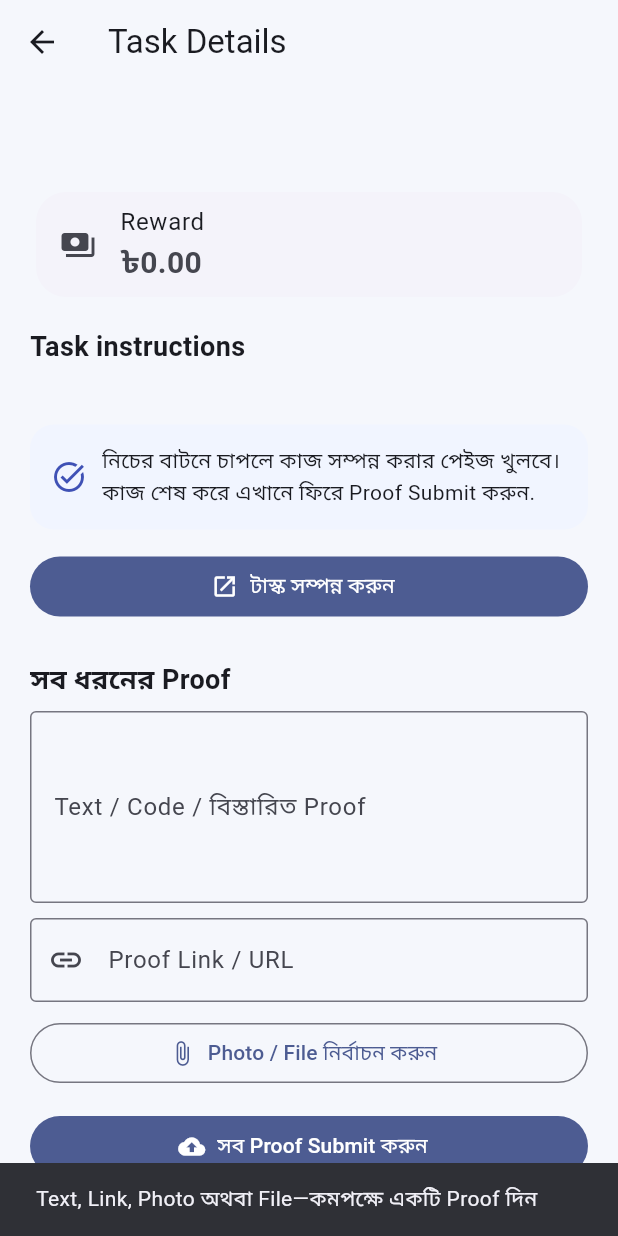
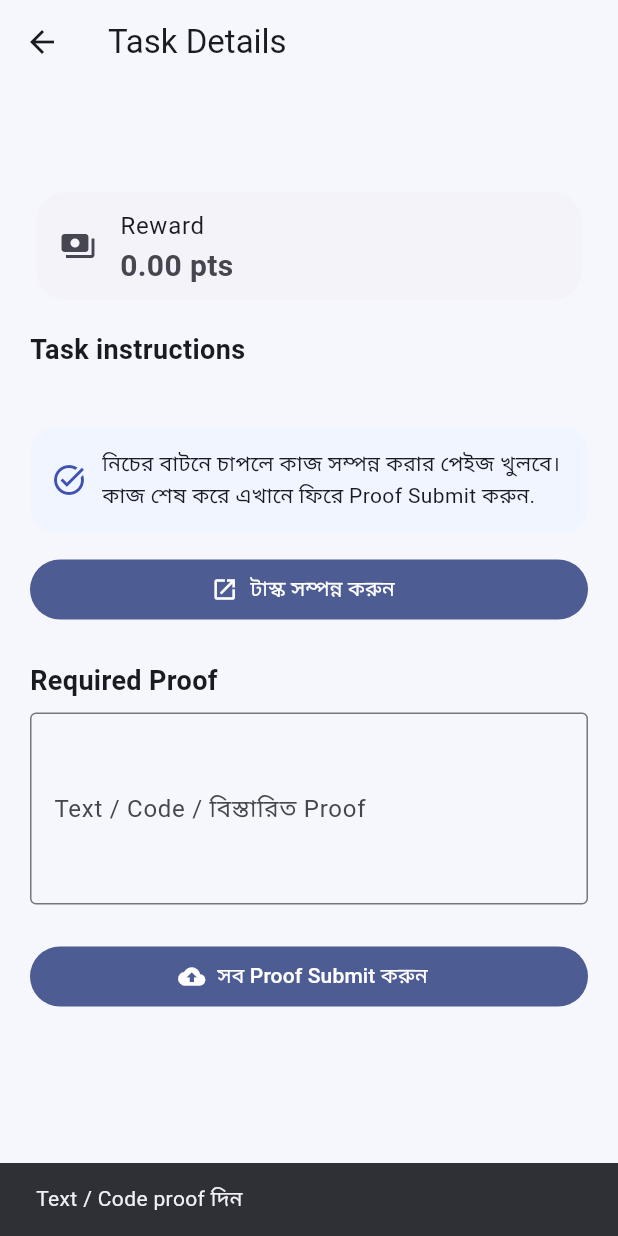
Before and after one commit to rabbi3432/Task-Earn, a Flutter app: the TaskDetailsPage screen opened directly with empty values, after a tap on "সব Proof Submit করুন", on a phone screen of 412 x 824 dp. Run offline on Flutter 3.47's test engine with Material 3 defaults, Android fonts, the phone set to English and light mode, and no system bars; our stand-ins replace app_links, file_picker, share_plus, supabase_flutter; missing offline and left inert: startapp_sdk; accounts and stored records are empty.

Commit message:
Use admin-selected proof requirements in task submission

```diff
--- a/lib/main.dart
+++ b/lib/main.dart
@@ -775,7 +775,12 @@ class _TaskDetailsPageState extends State<TaskDetailsPage>{
 
   Future<void> pickFiles()async{final r=await FilePicker.platform.pickFiles(allowMultiple:true,withData:true,type:FileType.custom,allowedExtensions:['jpg','jpeg','png','webp','pdf','txt']);if(r!=null&&mounted)setState(()=>files=r.files);}
   Future<void> submit()async{
-    if(proof.text.trim().isEmpty&&link.text.trim().isEmpty&&files.isEmpty){ScaffoldMessenger.of(context).showSnackBar(const SnackBar(content:Text('Text, Link, Photo অথবা File—কমপক্ষে একটি Proof দিন')));return;}
+    final types=List<String>.from((widget.task['proof_types'] as List?) ?? const ['text']);
+    if(types.isEmpty){types.add('text');}
+    if(types.contains('text')&&proof.text.trim().isEmpty){ScaffoldMessenger.of(context).showSnackBar(const SnackBar(content:Text('Text / Code proof দিন')));return;}
+    if(types.contains('link')&&link.text.trim().isEmpty){ScaffoldMessenger.of(context).showSnackBar(const SnackBar(content:Text('Proof Link / URL দিন')));return;}
+    if((types.contains('photo')||types.contains('file'))&&files.isEmpty){ScaffoldMessenger.of(context).showSnackBar(const SnackBar(content:Text('প্রয়োজনীয় Photo / File নির্বাচন করুন')));return;}
+    if(types.contains('photo')&&!files.any((f)=>['jpg','jpeg','png','webp'].contains((f.extension??'').toLowerCase()))){ScaffoldMessenger.of(context).showSnackBar(const SnackBar(content:Text('Photo proof-এর জন্য JPG, PNG বা WEBP ছবি দিন')));return;}
     setState(()=>submitting=true);
     try{
       final uid=supabase.auth.currentUser!.id;final uploaded=<String>[];
@@ -786,17 +791,25 @@ class _TaskDetailsPageState extends State<TaskDetailsPage>{
   }
   @override Widget build(BuildContext context){final t=widget.task;final reward=(t['reward'] as num?)?.toDouble()??0;return Scaffold(appBar:AppBar(title:const Text('Task Details')),body:ListView(padding:const EdgeInsets.all(20),children:[
     Text(t['title']??'Task',style:const TextStyle(fontSize:25,fontWeight:FontWeight.bold)),const SizedBox(height:12),
-    Card(child:ListTile(leading:const Icon(Icons.payments),title:const Text('Reward'),subtitle:Text('৳${reward.toStringAsFixed(2)}',style:const TextStyle(fontSize:20,fontWeight:FontWeight.bold)))),
+    Card(child:ListTile(leading:const Icon(Icons.payments),title:const Text('Reward'),subtitle:Text('${reward.toStringAsFixed(2)} pts',style:const TextStyle(fontSize:20,fontWeight:FontWeight.bold)))),
     const SizedBox(height:16),const Text('Task instructions',style:TextStyle(fontSize:18,fontWeight:FontWeight.bold)),Text(t['description']??'No instructions provided.'),const SizedBox(height:18),
     Container(padding:const EdgeInsets.all(14),decoration:BoxDecoration(color:const Color(0xFFF1F5FF),borderRadius:BorderRadius.circular(16)),child:Row(children:[Icon(t['task_type']=='ad_watch'?Icons.ondemand_video:Icons.task_alt,color:Colors.indigo),const SizedBox(width:10),Expanded(child:Text(t['task_type']=='ad_watch'?'বিজ্ঞাপনটি সম্পূর্ণ দেখুন, তারপর এই পেইজে ফিরে Reward Claim করুন.':t['task_type']=='cpa_offer'?'CPAlead-এর tracking link দিয়ে offer শুরু করুন, কাজ শেষ হলে এখানে ফিরে Proof Submit করুন।':'নিচের বাটনে চাপলে কাজ সম্পন্ন করার পেইজ খুলবে। কাজ শেষ করে এখানে ফিরে Proof Submit করুন.'))])),const SizedBox(height:14),
     if((!alreadySubmitted||t['task_type']=='ad_watch')&&!checking)FilledButton.icon(onPressed:()async{if(t['task_type']=='ad_watch'){await showRewarded();return;}if(t['task_type']=='cpa_offer'){await openCpaOffer();return;}final raw=t['target_url']?.toString()??'';if(raw.isEmpty){ScaffoldMessenger.of(context).showSnackBar(const SnackBar(content:Text('এই Task-এর কাজের Link এখনও যোগ করা হয়নি')));return;}final uri=Uri.tryParse(raw);if(uri!=null)launchUrl(uri,mode:LaunchMode.externalApplication);},icon:Icon(t['task_type']=='ad_watch'?Icons.play_arrow:Icons.open_in_new),label:Text(t['task_type']=='ad_watch'?(adLoading?'বিজ্ঞাপন লোড হচ্ছে...':'বিজ্ঞাপন দেখুন'):t['task_type']=='cpa_offer'?'CPAlead Offer শুরু করুন':'টাস্ক সম্পন্ন করুন')),
     const SizedBox(height:24),
     if(checking)const Center(child:CircularProgressIndicator())else if(alreadySubmitted&&t['task_type']!='ad_watch')const Card(child:ListTile(leading:Icon(Icons.check_circle),title:Text('My Tasks-এ চলে গেছে'),subtitle:Text('এই Task আবার Claim করা যাবে না।')))else if(t['task_type']!='ad_watch') ...[
-      const Text('সব ধরনের Proof',style:TextStyle(fontSize:18,fontWeight:FontWeight.bold)),const SizedBox(height:8),
-      TextField(controller:proof,maxLines:4,decoration:const InputDecoration(labelText:'Text / Code / বিস্তারিত Proof',border:OutlineInputBorder())),const SizedBox(height:10),
-      TextField(controller:link,keyboardType:TextInputType.url,decoration:const InputDecoration(labelText:'Proof Link / URL',prefixIcon:Icon(Icons.link),border:OutlineInputBorder())),const SizedBox(height:10),
-      OutlinedButton.icon(onPressed:submitting?null:pickFiles,icon:const Icon(Icons.attach_file),label:Text(files.isEmpty?'Photo / File নির্বাচন করুন':'${files.length}টি File নির্বাচিত')),
-      if(files.isNotEmpty)...files.map((f)=>ListTile(dense:true,leading:Icon((f.extension??'').toLowerCase()=='pdf'?Icons.picture_as_pdf:Icons.image_outlined),title:Text(f.name),trailing:IconButton(icon:const Icon(Icons.close),onPressed:()=>setState(()=>files.remove(f))))),
+      const Text('Required Proof',style:TextStyle(fontSize:18,fontWeight:FontWeight.bold)),const SizedBox(height:8),
+      Builder(builder:(context){
+        final types=List<String>.from((t['proof_types'] as List?) ?? const ['text']);
+        if(types.isEmpty)types.add('text');
+        return Column(children:[
+          if(types.contains('text'))TextField(controller:proof,maxLines:4,decoration:const InputDecoration(labelText:'Text / Code / বিস্তারিত Proof',border:OutlineInputBorder())),
+          if(types.contains('text'))const SizedBox(height:10),
+          if(types.contains('link'))TextField(controller:link,keyboardType:TextInputType.url,decoration:const InputDecoration(labelText:'Proof Link / URL',prefixIcon:Icon(Icons.link),border:OutlineInputBorder())),
+          if(types.contains('link'))const SizedBox(height:10),
+          if(types.contains('photo')||types.contains('file'))OutlinedButton.icon(onPressed:submitting?null:pickFiles,icon:const Icon(Icons.attach_file),label:Text(files.isEmpty?'Photo / File নির্বাচন করুন':'${files.length}টি File নির্বাচিত')),
+          if(files.isNotEmpty)...files.map((f)=>ListTile(dense:true,leading:Icon((f.extension??'').toLowerCase()=='pdf'?Icons.picture_as_pdf:Icons.image_outlined),title:Text(f.name),trailing:IconButton(icon:const Icon(Icons.close),onPressed:()=>setState(()=>files.remove(f))))),
+        ]);
+      }),
       const SizedBox(height:14),FilledButton.icon(onPressed:submitting?null:submit,icon:const Icon(Icons.cloud_upload),label:Text(submitting?'Upload হচ্ছে...':'সব Proof Submit করুন')),
     ]
   ]));}
```
